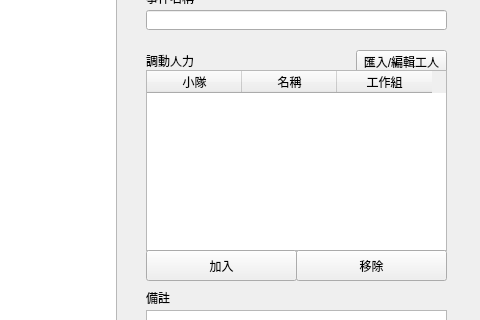
Cynventria/CScheduler, file scheduler.ui: the form before one commit; both pictures show x 354 to 834 and y 190 to 510 of the 834 by 934 pixel window.
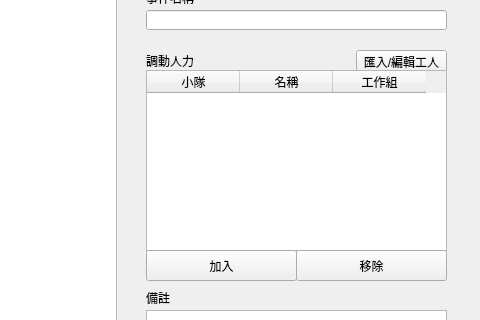
The form after the commit.

```diff
--- a/scheduler.ui
+++ b/scheduler.ui
@@ -211,7 +211,10 @@
     </rect>
    </property>
    <attribute name="horizontalHeaderDefaultSectionSize">
-    <number>95</number>
+    <number>93</number>
+   </attribute>
+   <attribute name="verticalHeaderVisible">
+    <bool>false</bool>
    </attribute>
    <column>
     <property name="text">
```
